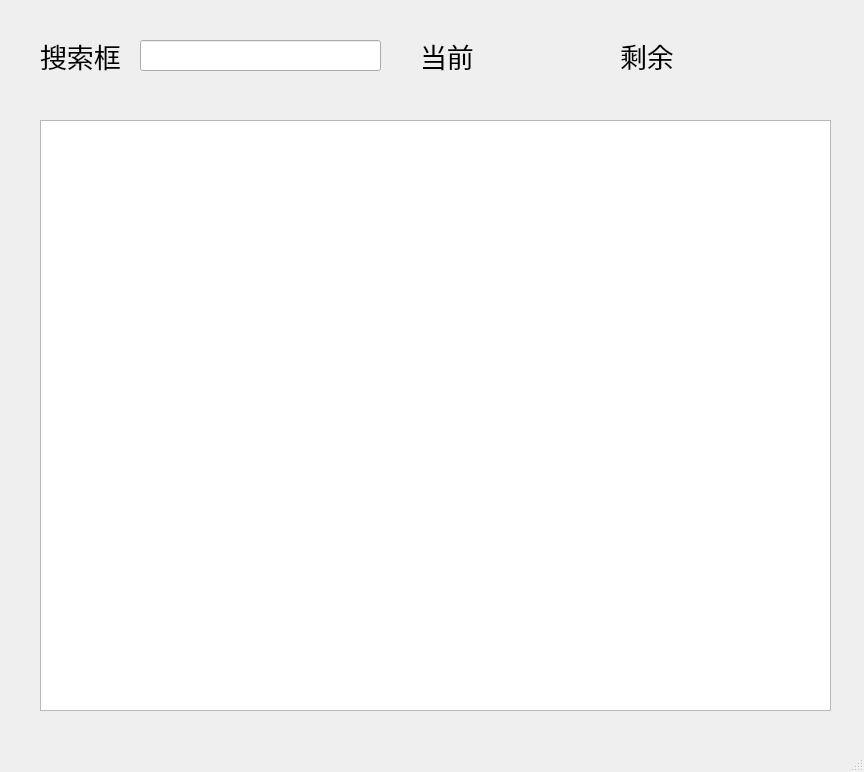
This is form/mainwindow.ui in mcdudu233/FileSystem as Qt 5 draws it before an edit. The edited form follows.
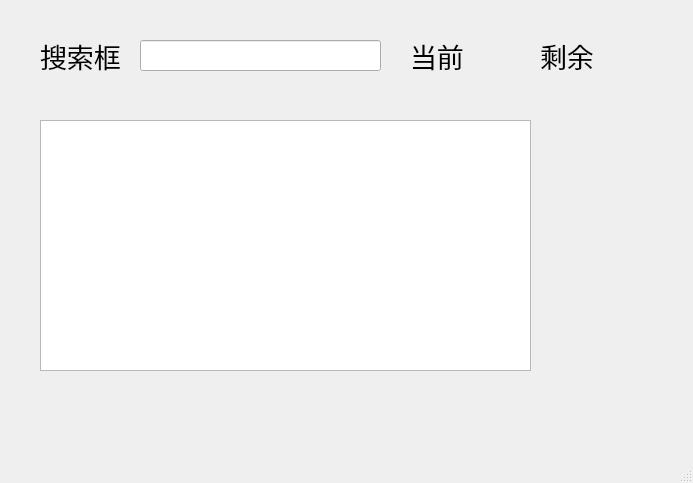
This is the edited form.

Patch:
```diff
--- a/form/mainwindow.ui
+++ b/form/mainwindow.ui
@@ -6,8 +6,8 @@
    <rect>
     <x>0</x>
     <y>0</y>
-    <width>864</width>
-    <height>772</height>
+    <width>693</width>
+    <height>483</height>
    </rect>
   </property>
   <property name="windowTitle">
@@ -19,8 +19,8 @@
      <rect>
       <x>40</x>
       <y>120</y>
-      <width>791</width>
-      <height>591</height>
+      <width>491</width>
+      <height>251</height>
      </rect>
     </property>
    </widget>
@@ -78,7 +78,7 @@
    <widget class="QLabel" name="label_3">
     <property name="geometry">
      <rect>
-      <x>420</x>
+      <x>410</x>
       <y>40</y>
       <width>81</width>
       <height>31</height>
@@ -97,7 +97,7 @@
    <widget class="QLabel" name="label_4">
     <property name="geometry">
      <rect>
-      <x>620</x>
+      <x>540</x>
       <y>40</y>
       <width>71</width>
       <height>31</height>
@@ -116,7 +116,7 @@
    <widget class="QLabel" name="diskCapacityLabel">
     <property name="geometry">
      <rect>
-      <x>510</x>
+      <x>470</x>
       <y>40</y>
       <width>71</width>
       <height>31</height>
@@ -135,7 +135,7 @@
    <widget class="QLabel" name="remainingDiskCapacityLabel">
     <property name="geometry">
      <rect>
-      <x>723</x>
+      <x>610</x>
       <y>45</y>
       <width>91</width>
       <height>21</height>
```
Left out of the diff: 4 changed lines with no effect on the pictures.
